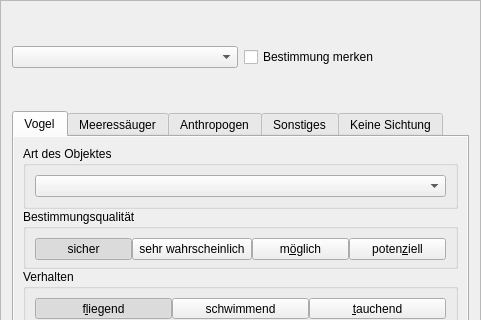
Qt form id-tool/ui/widget_census.ui (ifaoe/daisi-gui) before a commit; both pictures show x 0 to 481 and y 0 to 320 of the 481 by 854 pixel window.
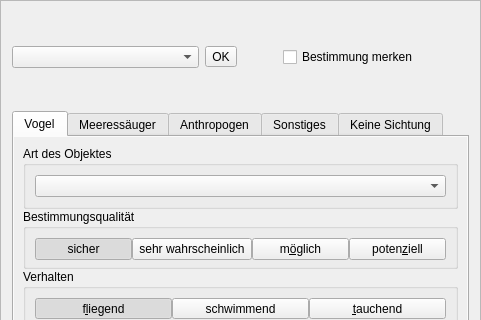
The same form after that commit. Icons and pictures are not drawn.

```diff
--- a/id-tool/ui/widget_census.ui
+++ b/id-tool/ui/widget_census.ui
@@ -408,6 +408,30 @@
         </property>
        </widget>
       </item>
+      <item>
+       <widget class="QToolButton" name="button_user_select">
+        <property name="text">
+         <string>OK</string>
+        </property>
+        <property name="icon">
+         <iconset theme="dialog-ok">
+          <normaloff>.</normaloff>.</iconset>
+        </property>
+       </widget>
+      </item>
+      <item>
+       <spacer name="horizontalSpacer">
+        <property name="orientation">
+         <enum>Qt::Horizontal</enum>
+        </property>
+        <property name="sizeHint" stdset="0">
+         <size>
+          <width>40</width>
+          <height>20</height>
+         </size>
+        </property>
+       </spacer>
+      </item>
       <item>
        <widget class="QCheckBox" name="chbSaveCensus">
         <property name="sizePolicy">
```
Left out of the diff: 37 changed lines with no effect on the pictures.
